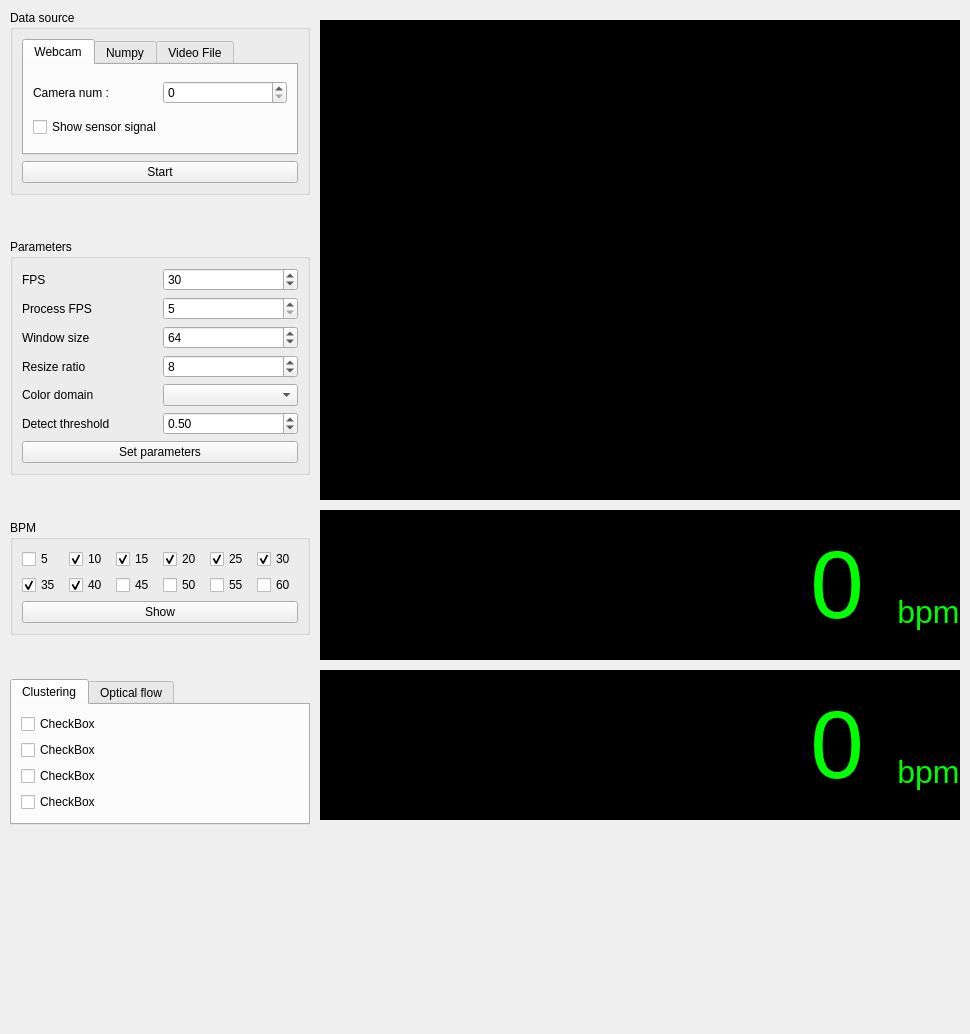
First picture: the form in ui/motion_ui.ui, repository hyeonsanghwang/rRSP, before the edit.
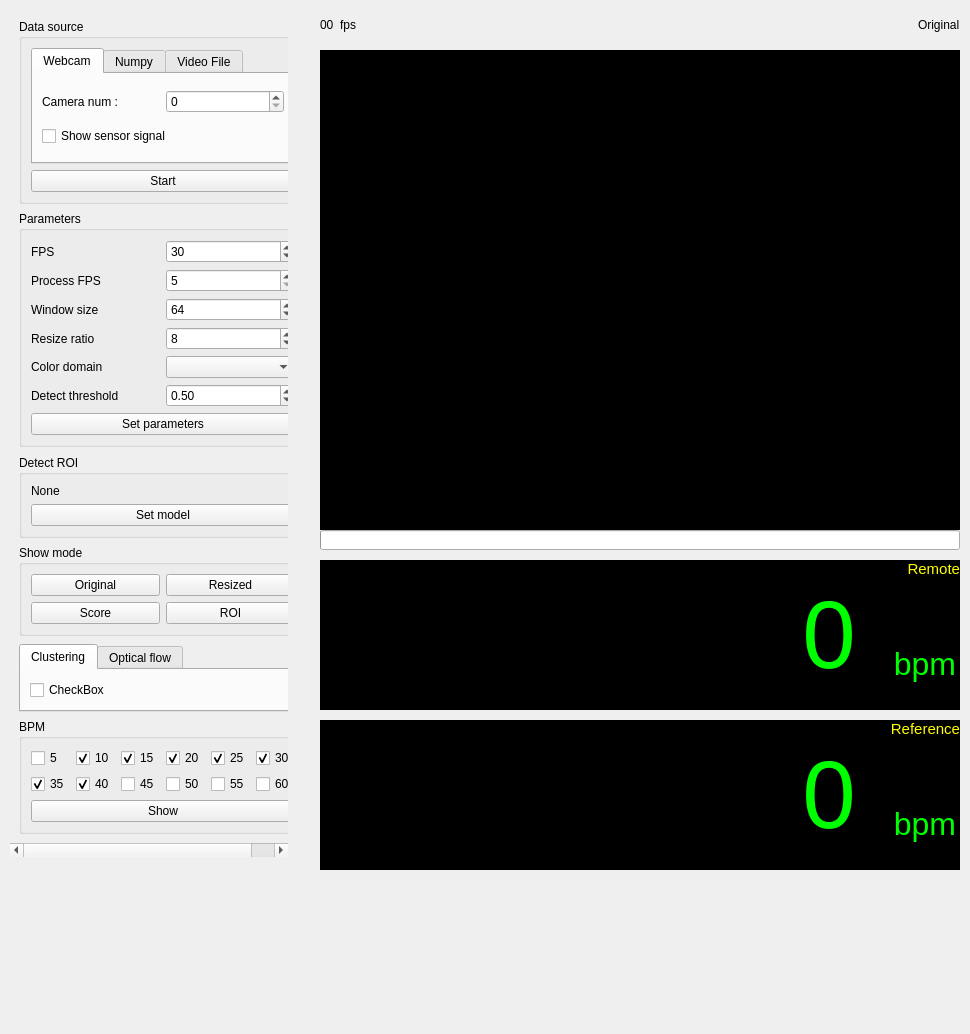
Second picture: the form after the edit. The open tabs and pages were chosen to show the change.

```diff
--- a/ui/motion_ui.ui
+++ b/ui/motion_ui.ui
@@ -24,7 +24,7 @@
     <property name="geometry">
      <rect>
       <x>320</x>
-      <y>20</y>
+      <y>50</y>
       <width>640</width>
       <height>480</height>
      </rect>
@@ -41,11 +41,44 @@
      <rect>
       <x>10</x>
       <y>10</y>
-      <width>300</width>
-      <height>815</height>
+      <width>278</width>
+      <height>847</height>
      </rect>
     </property>
     <layout class="QVBoxLayout" name="verticalLayout_5">
+     <property name="spacing">
+      <number>0</number>
+     </property>
+     <property name="leftMargin">
+      <number>0</number>
+     </property>
+     <property name="topMargin">
+      <number>0</number>
+     </property>
+     <property name="rightMargin">
+      <number>0</number>
+     </property>
+     <property name="bottomMargin">
+      <number>0</number>
+     </property>
+     <item>
+      <widget class="QScrollArea" name="scrollArea">
+       <property name="frameShape">
+        <enum>QFrame::NoFrame</enum>
+       </property>
+       <property name="widgetResizable">
+        <bool>true</bool>
+       </property>
+       <widget class="QWidget" name="scrollAreaWidgetContents">
+        <property name="geometry">
+         <rect>
+          <x>0</x>
+          <y>0</y>
+          <width>278</width>
+          <height>847</height>
+         </rect>
+        </property>
+        <layout class="QVBoxLayout" name="verticalLayout_6">
      <item>
       <widget class="QGroupBox" name="groupBox_2">
        <property name="title">
@@ -171,7 +204,7 @@
       </widget>
      </item>
      <item>
-      <spacer name="verticalSpacer_3">
+          <spacer name="verticalSpacer">
        <property name="orientation">
         <enum>Qt::Vertical</enum>
        </property>
@@ -185,6 +218,12 @@
      </item>
      <item>
       <widget class="QGroupBox" name="groupBox">
+           <property name="sizePolicy">
+            <sizepolicy hsizetype="Expanding" vsizetype="Expanding">
+             <horstretch>0</horstretch>
+             <verstretch>0</verstretch>
+            </sizepolicy>
+           </property>
        <property name="title">
         <string>Parameters</string>
        </property>
@@ -309,6 +348,42 @@
        </layout>
       </widget>
      </item>
+         <item>
+          <spacer name="verticalSpacer_2">
+           <property name="orientation">
+            <enum>Qt::Vertical</enum>
+           </property>
+           <property name="sizeHint" stdset="0">
+            <size>
+             <width>20</width>
+             <height>40</height>
+            </size>
+           </property>
+          </spacer>
+         </item>
+         <item>
+          <widget class="QGroupBox" name="groupBox_4">
+           <property name="title">
+            <string>Detect ROI</string>
+           </property>
+           <layout class="QVBoxLayout" name="verticalLayout_3">
+            <item>
+             <widget class="QLabel" name="lbl_model_name">
+              <property name="text">
+               <string>None</string>
+              </property>
+             </widget>
+            </item>
+            <item>
+             <widget class="QPushButton" name="b_set_model">
+              <property name="text">
+               <string>Set model</string>
+              </property>
+             </widget>
+            </item>
+           </layout>
+          </widget>
+         </item>
      <item>
       <spacer name="verticalSpacer_4">
        <property name="orientation">
@@ -322,6 +397,101 @@
        </property>
       </spacer>
      </item>
+         <item>
+          <widget class="QGroupBox" name="groupBox_5">
+           <property name="title">
+            <string>Show mode</string>
+           </property>
+           <layout class="QGridLayout" name="gridLayout">
+            <item row="0" column="0">
+             <widget class="QPushButton" name="b_show_original">
+              <property name="text">
+               <string>Original</string>
+              </property>
+             </widget>
+            </item>
+            <item row="2" column="0">
+             <widget class="QPushButton" name="b_show_score">
+              <property name="text">
+               <string>Score</string>
+              </property>
+             </widget>
+            </item>
+            <item row="0" column="1">
+             <widget class="QPushButton" name="b_show_resized">
+              <property name="text">
+               <string>Resized</string>
+              </property>
+             </widget>
+            </item>
+            <item row="2" column="1">
+             <widget class="QPushButton" name="b_show_roi">
+              <property name="text">
+               <string>ROI</string>
+              </property>
+             </widget>
+            </item>
+           </layout>
+          </widget>
+         </item>
+         <item>
+          <spacer name="verticalSpacer_5">
+           <property name="orientation">
+            <enum>Qt::Vertical</enum>
+           </property>
+           <property name="sizeHint" stdset="0">
+            <size>
+             <width>20</width>
+             <height>40</height>
+            </size>
+           </property>
+          </spacer>
+         </item>
+         <item>
+          <widget class="QTabWidget" name="tab_mode">
+           <property name="sizePolicy">
+            <sizepolicy hsizetype="Expanding" vsizetype="Preferred">
+             <horstretch>0</horstretch>
+             <verstretch>0</verstretch>
+            </sizepolicy>
+           </property>
+           <property name="currentIndex">
+            <number>0</number>
+           </property>
+           <widget class="QWidget" name="tab_mode_cluster">
+            <attribute name="title">
+             <string>Clustering</string>
+            </attribute>
+            <layout class="QVBoxLayout" name="verticalLayout_4">
+             <item>
+              <widget class="QCheckBox" name="checkBox">
+               <property name="text">
+                <string>CheckBox</string>
+               </property>
+              </widget>
+             </item>
+            </layout>
+           </widget>
+           <widget class="QWidget" name="tab_mode_opticalflow">
+            <attribute name="title">
+             <string>Optical flow</string>
+            </attribute>
+           </widget>
+          </widget>
+         </item>
+         <item>
+          <spacer name="verticalSpacer_3">
+           <property name="orientation">
+            <enum>Qt::Vertical</enum>
+           </property>
+           <property name="sizeHint" stdset="0">
+            <size>
+             <width>20</width>
+             <height>40</height>
+            </size>
+           </property>
+          </spacer>
+         </item>
      <item>
       <widget class="QGroupBox" name="groupBox_3">
        <property name="title">
@@ -446,64 +616,8 @@
        </layout>
       </widget>
      </item>
-     <item>
-      <spacer name="verticalSpacer_5">
-       <property name="orientation">
-        <enum>Qt::Vertical</enum>
-       </property>
-       <property name="sizeHint" stdset="0">
-        <size>
-         <width>20</width>
-         <height>40</height>
-        </size>
-       </property>
-      </spacer>
-     </item>
-     <item>
-      <widget class="QTabWidget" name="tab_mode">
-       <property name="currentIndex">
-        <number>1</number>
-       </property>
-       <widget class="QWidget" name="tab_mode_cluster">
-        <attribute name="title">
-         <string>Clustering</string>
-        </attribute>
-        <layout class="QVBoxLayout" name="verticalLayout_4">
-         <item>
-          <widget class="QCheckBox" name="checkBox">
-           <property name="text">
-            <string>CheckBox</string>
-           </property>
-          </widget>
-         </item>
-         <item>
-          <widget class="QCheckBox" name="checkBox_2">
-           <property name="text">
-            <string>CheckBox</string>
-           </property>
-          </widget>
-         </item>
-         <item>
-          <widget class="QCheckBox" name="checkBox_3">
-           <property name="text">
-            <string>CheckBox</string>
-           </property>
-          </widget>
-         </item>
-         <item>
-          <widget class="QCheckBox" name="checkBox_4">
-           <property name="text">
-            <string>CheckBox</string>
-           </property>
-          </widget>
-         </item>
         </layout>
        </widget>
-       <widget class="QWidget" name="tab_mode_opticalflow">
-        <attribute name="title">
-         <string>Optical flow</string>
-        </attribute>
-       </widget>
       </widget>
      </item>
     </layout>
@@ -512,12 +626,12 @@
     <property name="geometry">
      <rect>
       <x>320</x>
-      <y>510</y>
+      <y>560</y>
       <width>640</width>
       <height>150</height>
      </rect>
     </property>
-    <layout class="QHBoxLayout" name="horizontalLayout_2" stretch="5,2">
+    <layout class="QHBoxLayout" name="horizontalLayout_2" stretch="7,3">
      <property name="spacing">
       <number>0</number>
      </property>
@@ -544,7 +658,7 @@
       </widget>
      </item>
      <item>
-      <layout class="QHBoxLayout" name="horizontalLayout_5" stretch="1,0">
+      <layout class="QHBoxLayout" name="horizontalLayout_5" stretch="7,4">
        <property name="spacing">
         <number>0</number>
        </property>
@@ -572,40 +686,53 @@
         </widget>
        </item>
        <item>
-        <layout class="QVBoxLayout" name="verticalLayout_8" stretch="4,1">
+        <layout class="QVBoxLayout" name="verticalLayout_8" stretch="4,3">
          <property name="spacing">
           <number>0</number>
          </property>
          <property name="sizeConstraint">
           <enum>QLayout::SetFixedSize</enum>
          </property>
-         <item>
-          <widget class="QLabel" name="label_18">
-           <property name="font">
-            <font>
-             <family>Arial</family>
-             <pointsize>24</pointsize>
-            </font>
-           </property>
-           <property name="styleSheet">
-            <string notr="true">background-color: rgb(0, 0, 0);
-color: rgb(0, 255, 0);</string>
-           </property>
-           <property name="text">
-            <string>bpm</string>
-           </property>
-           <property name="alignment">
-            <set>Qt::AlignBottom|Qt::AlignHCenter</set>
-           </property>
-          </widget>
-         </item>
          <item>
           <widget class="QLabel" name="label_19">
+           <property name="font">
+            <font>
+             <family>Arial</family>
+             <pointsize>11</pointsize>
+            </font>
+           </property>
            <property name="styleSheet">
-            <string notr="true">background-color: rgb(0, 0, 0);</string>
+            <string notr="true">background-color: rgb(0, 0, 0);
+color: rgb(255, 255, 0);</string>
            </property>
            <property name="text">
-            <string/>
+            <string>Remote</string>
+           </property>
+           <property name="alignment">
+            <set>Qt::AlignRight|Qt::AlignTop|Qt::AlignTrailing</set>
+           </property>
+           <property name="margin">
+            <number>2</number>
+           </property>
+          </widget>
+         </item>
+         <item>
+          <widget class="QLabel" name="label_18">
+           <property name="font">
+            <font>
+             <family>Arial</family>
+             <pointsize>24</pointsize>
+            </font>
+           </property>
+           <property name="styleSheet">
+            <string notr="true">background-color: rgb(0, 0, 0);
+color: rgb(0, 255, 0);</string>
+           </property>
+           <property name="text">
+            <string>bpm</string>
+           </property>
+           <property name="alignment">
+            <set>Qt::AlignHCenter|Qt::AlignTop</set>
            </property>
           </widget>
          </item>
@@ -619,12 +746,12 @@
     <property name="geometry">
      <rect>
       <x>320</x>
-      <y>670</y>
+      <y>720</y>
       <width>640</width>
       <height>150</height>
      </rect>
     </property>
-    <layout class="QHBoxLayout" name="horizontalLayout_6" stretch="5,2">
+    <layout class="QHBoxLayout" name="horizontalLayout_6" stretch="7,3">
      <property name="spacing">
       <number>0</number>
      </property>
@@ -651,7 +778,7 @@
       </widget>
      </item>
      <item>
-      <layout class="QHBoxLayout" name="horizontalLayout_7" stretch="1,0">
+      <layout class="QHBoxLayout" name="horizontalLayout_7" stretch="7,4">
        <property name="spacing">
         <number>0</number>
        </property>
@@ -679,49 +806,133 @@
         </widget>
        </item>
        <item>
-        <layout class="QVBoxLayout" name="verticalLayout_9" stretch="4,1">
+        <layout class="QVBoxLayout" name="verticalLayout_9" stretch="4,3">
          <property name="spacing">
           <number>0</number>
          </property>
          <property name="sizeConstraint">
           <enum>QLayout::SetFixedSize</enum>
          </property>
-         <item>
-          <widget class="QLabel" name="label_20">
-           <property name="font">
-            <font>
-             <family>Arial</family>
-             <pointsize>24</pointsize>
-            </font>
-           </property>
-           <property name="styleSheet">
-            <string notr="true">background-color: rgb(0, 0, 0);
-color: rgb(0, 255, 0);</string>
-           </property>
-           <property name="text">
-            <string>bpm</string>
-           </property>
-           <property name="alignment">
-            <set>Qt::AlignBottom|Qt::AlignHCenter</set>
-           </property>
-          </widget>
-         </item>
          <item>
           <widget class="QLabel" name="label_21">
+           <property name="font">
+            <font>
+             <family>Arial</family>
+             <pointsize>11</pointsize>
+            </font>
+           </property>
            <property name="styleSheet">
-            <string notr="true">background-color: rgb(0, 0, 0);</string>
+            <string notr="true">background-color: rgb(0, 0, 0);
+color: rgb(255, 255, 0);</string>
            </property>
            <property name="text">
-            <string/>
+            <string>Reference</string>
            </property>
+           <property name="alignment">
+            <set>Qt::AlignRight|Qt::AlignTop|Qt::AlignTrailing</set>
+           </property>
           </widget>
          </item>
+         <item>
+          <widget class="QLabel" name="label_20">
+           <property name="font">
+            <font>
+             <family>Arial</family>
+             <pointsize>24</pointsize>
+            </font>
+           </property>
+           <property name="styleSheet">
+            <string notr="true">background-color: rgb(0, 0, 0);
+color: rgb(0, 255, 0);</string>
+           </property>
+           <property name="text">
+            <string>bpm</string>
+           </property>
+           <property name="alignment">
+            <set>Qt::AlignHCenter|Qt::AlignTop</set>
+           </property>
+          </widget>
+         </item>
         </layout>
        </item>
       </layout>
      </item>
     </layout>
    </widget>
+   <widget class="QProgressBar" name="progress_bar">
+    <property name="geometry">
+     <rect>
+      <x>320</x>
+      <y>530</y>
+      <width>640</width>
+      <height>20</height>
+     </rect>
+    </property>
+    <property name="value">
+     <number>0</number>
+    </property>
+    <property name="textVisible">
+     <bool>false</bool>
+    </property>
+   </widget>
+   <widget class="QWidget" name="widget_status" native="true">
+    <property name="geometry">
+     <rect>
+      <x>320</x>
+      <y>10</y>
+      <width>640</width>
+      <height>30</height>
+     </rect>
+    </property>
+    <layout class="QHBoxLayout" name="horizontalLayout_3">
+     <item>
+      <widget class="QLabel" name="lbl_fps">
+       <property name="sizePolicy">
+        <sizepolicy hsizetype="Fixed" vsizetype="Fixed">
+         <horstretch>0</horstretch>
+         <verstretch>0</verstretch>
+        </sizepolicy>
+       </property>
+       <property name="text">
+        <string>00</string>
+       </property>
+      </widget>
+     </item>
+     <item>
+      <widget class="QLabel" name="lbl_fps_2">
+       <property name="sizePolicy">
+        <sizepolicy hsizetype="Fixed" vsizetype="Preferred">
+         <horstretch>0</horstretch>
+         <verstretch>0</verstretch>
+        </sizepolicy>
+       </property>
+       <property name="text">
+        <string>fps</string>
+       </property>
+      </widget>
+     </item>
+     <item>
+      <spacer name="horizontalSpacer">
+       <property name="orientation">
+        <enum>Qt::Horizontal</enum>
+       </property>
+       <property name="sizeHint" stdset="0">
+        <size>
+         <width>40</width>
+         <height>20</height>
+        </size>
+       </property>
+      </spacer>
+     </item>
+     <item>
+      <widget class="QLabel" name="lbl_show_mode">
+       <property name="text">
+        <string>Original</string>
+       </property>
+      </widget>
+     </item>
+    </layout>
+   </widget>
   </widget>
  </widget>
  <resources/>
```
Left out of the diff: 112 changed lines with no effect on the pictures. Lines whose indentation alone changed are shown as unchanged.
